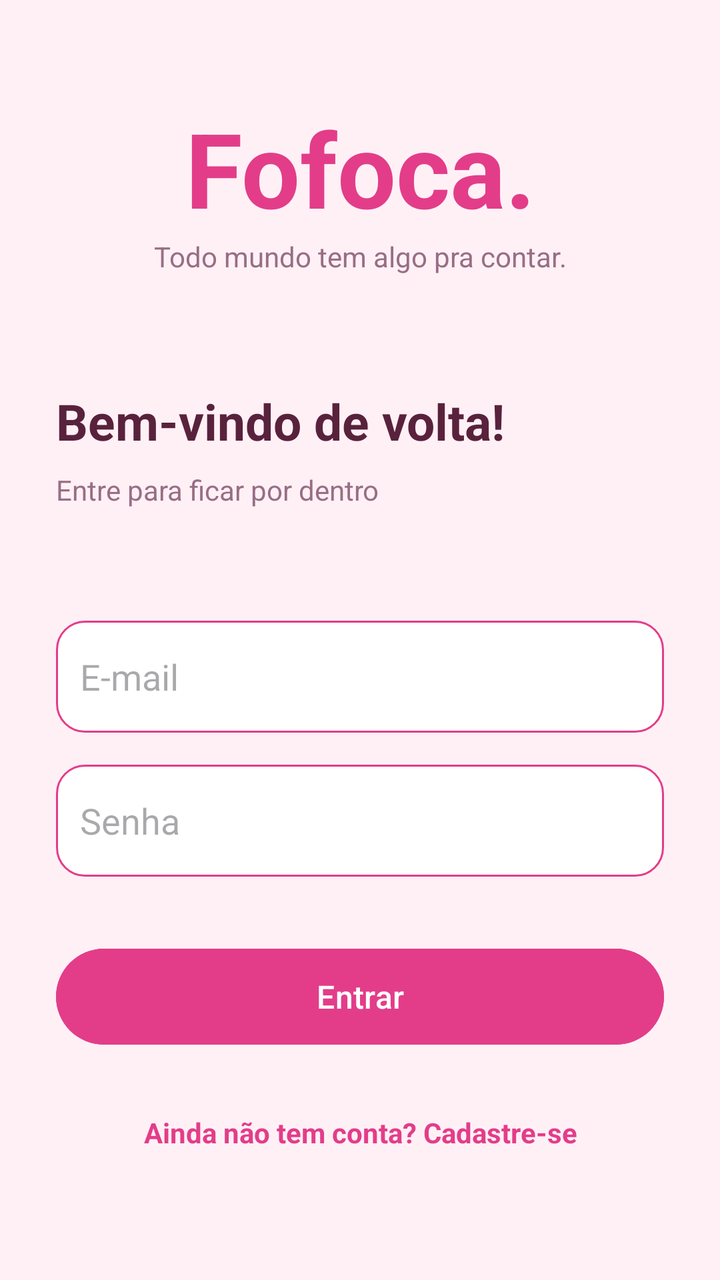
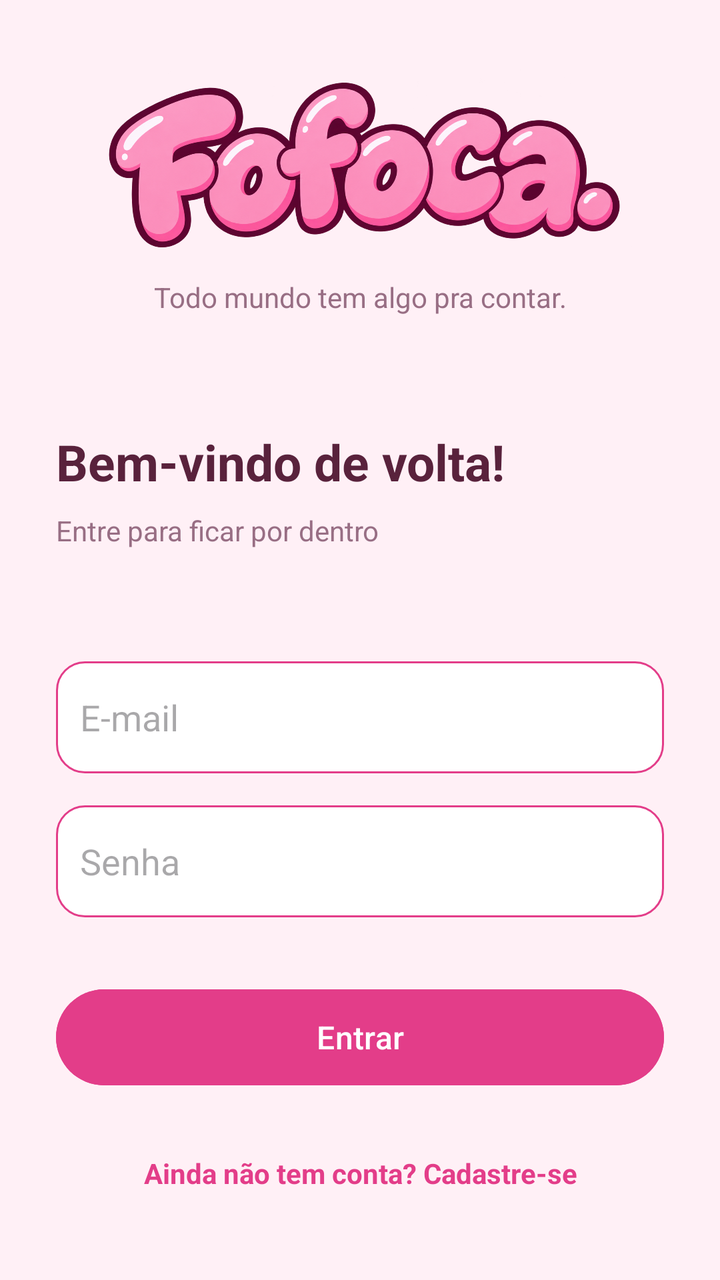

Before-and-after screenshots of an Android layout around one commit, followed by the original layout XML and the change that was made.
<!-- AndroidManifest.xml: application theme Theme.Fofoca -->
<!-- res/layout/activity_main.xml -->
<?xml version="1.0" encoding="utf-8"?>
<ScrollView
    xmlns:android="http://schemas.android.com/apk/res/android"
    android:id="@+id/main"
    android:layout_width="match_parent"
    android:layout_height="match_parent"
    android:background="@color/fofoca_fundo"
    android:fillViewport="true">

    <LinearLayout
        android:layout_width="match_parent"
        android:layout_height="match_parent"
        android:orientation="vertical"
        android:gravity="center_vertical"
        android:padding="28dp">

        <TextView
            android:layout_width="match_parent"
            android:layout_height="wrap_content"
            android:text="Fofoca."
            android:textSize="52sp"
            android:textStyle="bold"
            android:textColor="@color/fofoca_rosa"
            android:gravity="center"/>

        <TextView
            android:layout_width="match_parent"
            android:layout_height="wrap_content"
            android:text="Todo mundo tem algo pra contar."
            android:textSize="14sp"
            android:textColor="@color/fofoca_secundario"
            android:gravity="center"
            android:layout_marginBottom="56dp"/>

        <TextView
            android:layout_width="match_parent"
            android:layout_height="wrap_content"
            android:text="Bem-vindo de volta!"
            android:textSize="25sp"
            android:textStyle="bold"
            android:textColor="@color/fofoca_texto" />

        <TextView
            android:layout_width="match_parent"
            android:layout_height="wrap_content"
            android:text="Entre para ficar por dentro"
            android:textSize="14sp"
            android:textColor="@color/fofoca_secundario"
            android:layout_marginTop="8dp"
            android:layout_marginBottom="56dp"/>

        <EditText
            android:id="@+id/etEmail"
            android:layout_width="match_parent"
            android:layout_height="56dp"
            android:hint="E-mail"
            android:inputType="textEmailAddress"
            android:singleLine="true"
            android:padding="12dp"
            android:textColor="@color/fofoca_secundario"
            android:background="@drawable/bg_campo_fofoca"/>

        <EditText
            android:id="@+id/etSenha"
            android:layout_width="match_parent"
            android:layout_height="56dp"
            android:hint="Senha"
            android:inputType="textPassword"
            android:singleLine="true"
            android:padding="12dp"
            android:textColor="@color/fofoca_secundario"
            android:background="@drawable/bg_campo_fofoca"
            android:layout_marginTop="16dp"/>

        <Button
            android:id="@+id/btnEntrar"
            android:layout_width="match_parent"
            android:layout_height="56dp"
            android:text="Entrar"
            android:textAllCaps="false"
            android:textSize="16sp"
            android:textColor="#FFFFFF"
            android:backgroundTint="@color/fofoca_rosa"
            android:layout_marginTop="32dp"/>

        <TextView
            android:id="@+id/tvCadastrar"
            android:layout_width="match_parent"
            android:layout_height="48dp"
            android:text="Ainda não tem conta? Cadastre-se"
            android:textSize="14dp"
            android:textStyle="bold"
            android:textColor="@color/fofoca_rosa"
            android:gravity="center"
            android:layout_marginTop="16dp"/>

    </LinearLayout>

</ScrollView>
<!-- resources referenced by this layout -->
<resources>
  <color name="fofoca_fundo">#FFF0F6</color>
  <color name="fofoca_rosa">#E33D89</color>
  <color name="fofoca_secundario">#986E84</color>
  <color name="fofoca_texto">#59223C</color>
  <!-- drawable bg_campo_fofoca (drawable) -->
  <?xml version="1.0" encoding="utf-8"?>
  <shape xmlns:android="http://schemas.android.com/apk/res/android"
      android:shape="rectangle">
  
      <solid android:color="#FFFFFF"/>
  
      <corners android:radius="14dp"/>
  
      <stroke android:width="1dp"
          android:color="@color/fofoca_rosa"/>
  
  </shape>
  <style name="Theme.Fofoca" parent="Base.Theme.Fofoca" />
  <style name="Base.Theme.Fofoca" parent="Theme.Material3.DayNight.NoActionBar">
          
          
      </style>
</resources>

<!-- the commit's change to res/layout/activity_main.xml (unified diff, before → after) -->
@@ -14,14 +14,13 @@
         android:gravity="center_vertical"
         android:padding="28dp">
 
-        <TextView
+        <ImageView
             android:layout_width="match_parent"
-            android:layout_height="wrap_content"
-            android:text="Fofoca."
-            android:textSize="52sp"
-            android:textStyle="bold"
-            android:textColor="@color/fofoca_rosa"
-            android:gravity="center"/>
+            android:layout_height="100dp"
+            android:src="@drawable/logo_fofoca"
+            android:scaleType="fitCenter"
+            android:contentDescription="Logo Fofoca"
+            android:layout_marginBottom="10dp"/>
 
         <TextView
             android:layout_width="match_parent"
<!-- resource entries referenced after the edit -->
@@ -17,6 +17,7 @@
           android:color="@color/fofoca_rosa"/>
   
   </shape>
+  <!-- drawable logo_fofoca: png bitmap (drawable, 900756 bytes) -->
   <style name="Theme.Fofoca" parent="Base.Theme.Fofoca" />
   <style name="Base.Theme.Fofoca" parent="Theme.Material3.DayNight.NoActionBar">
           
